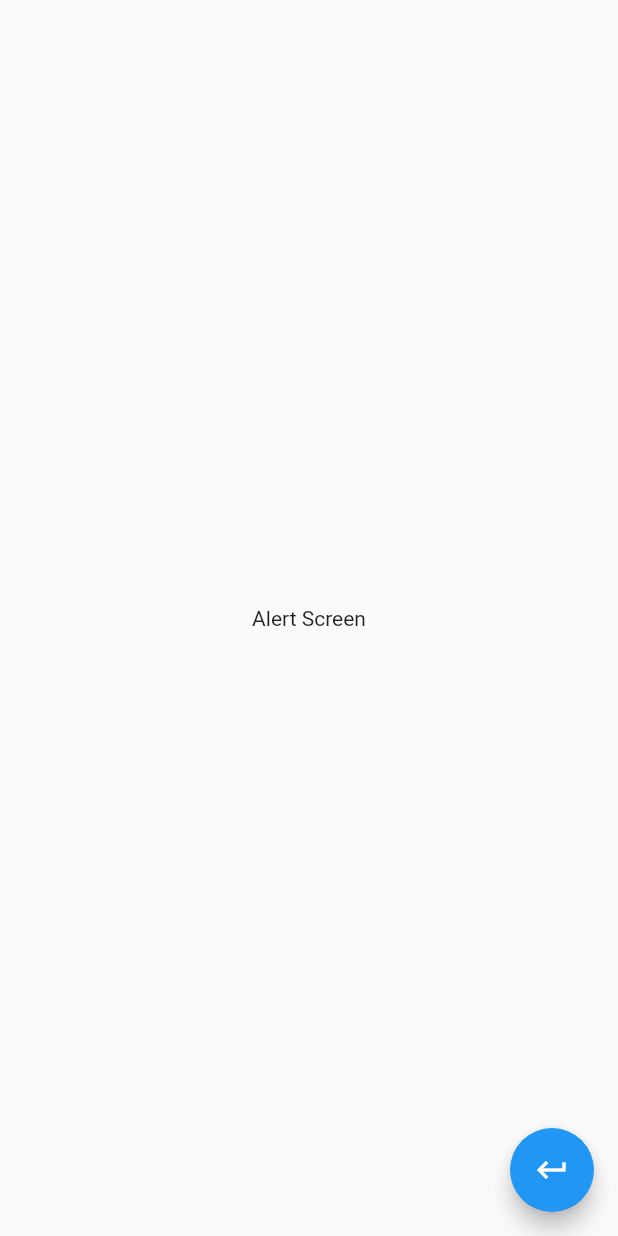
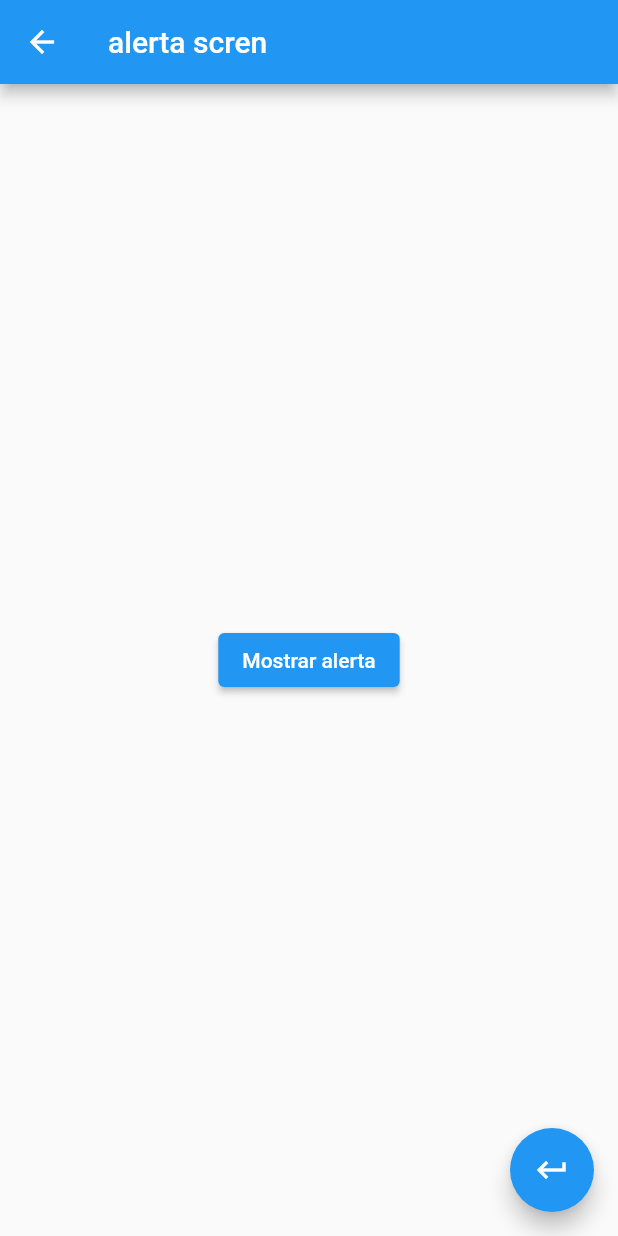
Before and after one commit to MattZKruspe/Componentes, a Flutter app: the screen it shows after launch, after a tap on "Entradas de datos", on a phone screen of 412 x 824 dp. Run offline on Flutter 3.47's test engine with Material 2 defaults, Android fonts, the phone set to English and light mode, and no system bars; missing offline and left inert: dart:js.

Commit message:
fourth commit

```diff
--- a/lib/main.dart
+++ b/lib/main.dart
@@ -16,12 +16,12 @@ class MyApp extends StatelessWidget {
       initialRoute: '/',
       routes: <String, WidgetBuilder>{
         '/': (BuildContext context) => const HomePageTemp(),
-        'alert' : (BuildContext context) => const AlertScreen(),
+        'alert' : (BuildContext context) => const AlertsScreen(),
       },
       onGenerateRoute: (RouteSettings settings){
         print('Ruta llamada: ${settings.name}');
         return MaterialPageRoute(
-          builder: (BuildContext context) => const AlertScreen());
+          builder: (BuildContext context) => const AlertsScreen());
       },
     );
   }
--- a/lib/ui/screens/alerts.dart
+++ b/lib/ui/screens/alerts.dart
@@ -1,17 +1,59 @@
 import 'package:flutter/material.dart';
 
-class AlertScreen extends StatelessWidget {
-  const AlertScreen({super.key});
+class AlertsScreen extends StatelessWidget {
+  const AlertsScreen({super.key});
+
+  void _mostrarAlert(BuildContext context) {
+    showDialog(
+      context: context,
+      barrierDismissible: false,
+      barrierColor: Colors.black26,
+      builder: (context) {
+        return AlertDialog(
+          backgroundColor: Color.fromARGB(255, 126, 190, 189),
+          shape: RoundedRectangleBorder(
+            borderRadius: BorderRadius.circular(20.0),
+          ),
+          title: const Text('Titulo de la Alerta'),
+          content: const Column(
+            mainAxisAlignment: MainAxisAlignment.center,
+            children: [
+              Text('Contenido de la alerta'),
+              FlutterLogo(
+                size: 50.0,
+              ),
+            ],
+          ),
+          actions: [
+            TextButton(
+              onPressed: () => Navigator.of(context).pop(),
+              child: const Text('Aceptar')),
+            TextButton(
+              onPressed: () => Navigator.of(context).pop() ,
+              child: const Text('Cancelar')),
+          ],
+        );
+      },
+    );
+  }
 
   @override
   Widget build(BuildContext context) {
-    return  Scaffold(
-      body:const Center (child: Text('Alert Screen'),),
+    return Scaffold(
+      appBar: AppBar(
+        title: const Text('alerta scren'),
+      ),
+      body: Center(
+        child: ElevatedButton(
+          onPressed: () => _mostrarAlert(context),
+          child: const Text('Mostrar alerta'),
+        ),
+      ),
       floatingActionButton: FloatingActionButton(
         onPressed: () {
           Navigator.pop(context);
         },
-        child:const Icon(Icons.keyboard_return_outlined),
+        child: const Icon(Icons.keyboard_return_sharp),
       ),
     );
   }
```
